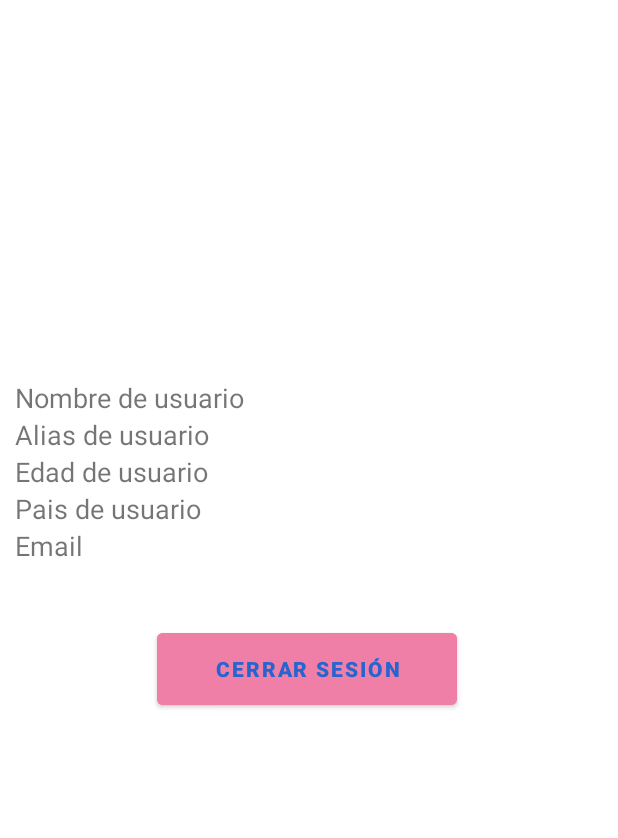
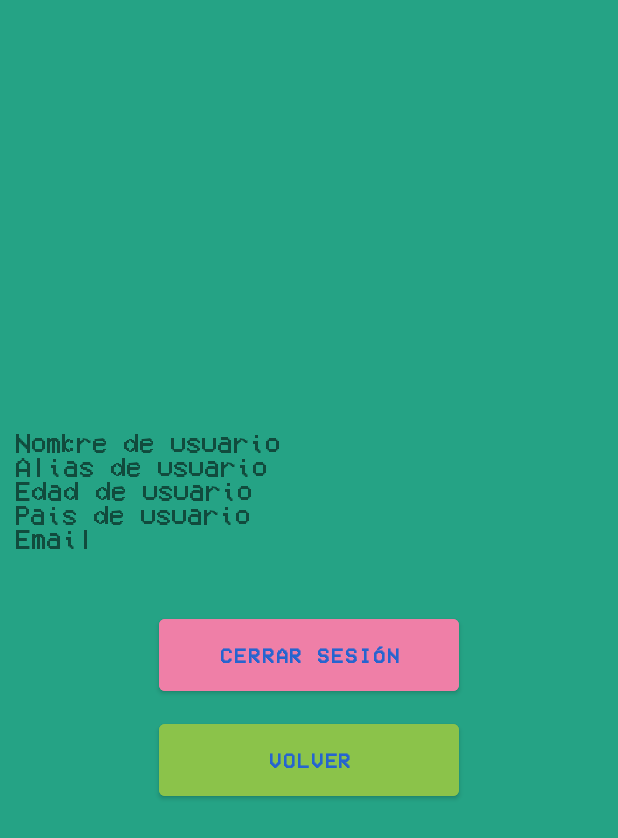
Before and after one commit to miguelaguilarv/TRIOGB, an Android app: the layout activity_profile.xml on its own in the app's theme, with its tools: preview values and no code run, on a phone screen of 412 x 824 dp. Shown: the top 838 px of the screen. Run offline under Robolectric (Android 15) with nearby library versions, the light colour scheme and no system bars.

Commit message:
Interfaz principal, fragments, colores, fuentes, boton para ir a profile, etc

```diff
--- a/app/src/main/java/com/vocesdelolimpo/triogb/LoginActivity.java
+++ b/app/src/main/java/com/vocesdelolimpo/triogb/LoginActivity.java
@@ -67,7 +67,8 @@ public class LoginActivity extends AppCompatActivity {
             @Override
             public void onComplete(@NonNull Task<AuthResult> task) {
                 if(task.isSuccessful()){
-                    startActivity(new Intent(LoginActivity.this, ProfileActivity.class));
+                    startActivity(new Intent(LoginActivity.this, MainActivity.class));
+                    //startActivity(new Intent(LoginActivity.this, ProfileActivity.class));
                     finish();
                 }
                 else{
@@ -81,7 +82,7 @@ public class LoginActivity extends AppCompatActivity {
     protected void onStart() {
         super.onStart();
         if (mAuth.getCurrentUser() != null){
-            startActivity(new Intent(LoginActivity.this, ProfileActivity.class));
+            startActivity(new Intent(LoginActivity.this, MainActivity.class));
             finish();
         }
 
--- a/app/src/main/res/layout/activity_login.xml
+++ b/app/src/main/res/layout/activity_login.xml
@@ -4,6 +4,7 @@
     xmlns:tools="http://schemas.android.com/tools"
     android:layout_width="match_parent"
     android:layout_height="match_parent"
+    android:background="#3E3B3B"
     android:padding="20dp"
     tools:context=".LoginActivity"
     android:orientation="vertical">
@@ -29,6 +30,7 @@
             android:layout_width="match_parent"
             android:layout_height="wrap_content"
             android:backgroundTint="#10CFC9"
+            android:fontFamily="@font/triogb"
             android:hint="Correo Electrónico" />
 
         <EditText
@@ -36,6 +38,7 @@
             android:textColorHint="#D1D1D1"
             android:layout_width="match_parent"
             android:layout_height="wrap_content"
+            android:fontFamily="@font/triogb"
             android:backgroundTint="#653B9F"
             android:hint="Contraseña" />
 
@@ -53,6 +56,7 @@
             android:layout_gravity="center"
             android:backgroundTint="#FFC107"
             android:text="Iniciar Sesión"
+            android:fontFamily="@font/triogb"
             android:textStyle="bold"
             android:textColor="#240829" />
         <Button
@@ -62,6 +66,7 @@
             android:layout_gravity="center"
             android:backgroundTint="#86F39E"
             android:layout_marginTop="10dp"
+            android:fontFamily="@font/triogb"
             android:text="Registrarse"
             android:textStyle="bold"
             android:textColor="#FFFFFF" />
--- a/app/src/main/res/layout/activity_profile.xml
+++ b/app/src/main/res/layout/activity_profile.xml
@@ -6,11 +6,12 @@
     android:layout_height="match_parent"
     tools:context=".ProfileActivity">
     <LinearLayout
-        android:layout_width="409dp"
-        android:layout_height="729dp"
+        android:layout_width="match_parent"
+        android:layout_height="match_parent"
         android:orientation="vertical"
         tools:layout_editor_absoluteX="1dp"
         tools:layout_editor_absoluteY="1dp"
+        android:background="#25A385"
         tools:ignore="MissingConstraints" >
 
 
@@ -26,6 +27,7 @@
                 android:layout_width="match_parent"
                 android:layout_height="wrap_content"
                 android:layout_marginHorizontal="10dp"
+                android:fontFamily="@font/triogb"
                 android:text="Nombre de usuario"
                 android:textSize="18dp"/>
 
@@ -34,6 +36,7 @@
                 android:layout_width="match_parent"
                 android:layout_height="wrap_content"
                 android:layout_marginHorizontal="10dp"
+                android:fontFamily="@font/triogb"
                 android:text="Alias de usuario"
                 android:textSize="18dp"/>
 
@@ -42,6 +45,7 @@
                 android:layout_width="match_parent"
                 android:layout_height="wrap_content"
                 android:layout_marginHorizontal="10dp"
+                android:fontFamily="@font/triogb"
                 android:text="Edad de usuario"
                 android:textSize="18dp"/>
 
@@ -50,6 +54,7 @@
                 android:layout_width="match_parent"
                 android:layout_height="wrap_content"
                 android:layout_marginHorizontal="10dp"
+                android:fontFamily="@font/triogb"
                 android:text="Pais de usuario"
                 android:textSize="18dp"/>
 
@@ -58,6 +63,7 @@
                 android:layout_width="match_parent"
                 android:layout_height="wrap_content"
                 android:layout_marginHorizontal="10dp"
+                android:fontFamily="@font/triogb"
                 android:text="Email"
                 android:textSize="18dp"/>
 
@@ -69,6 +75,18 @@
                 android:layout_gravity="center"
                 android:backgroundTint="#EF7FA7"
                 android:text="Cerrar Sesión"
+                android:fontFamily="@font/triogb"
+                android:textStyle="bold"
+                android:textColor="#2664CF" />
+            <Button
+                android:id="@+id/btnBack"
+                android:layout_width="200dp"
+                android:layout_height="60dp"
+                android:layout_marginTop="10dp"
+                android:layout_gravity="center"
+                android:backgroundTint="#8BC34A"
+                android:text="Volver"
+                android:fontFamily="@font/triogb"
                 android:textStyle="bold"
                 android:textColor="#2664CF" />
 
```
Also changed, not shown: app/src/main/java/com/vocesdelolimpo/triogb/MainActivity.java (+50 -0 lines), app/src/main/java/com/vocesdelolimpo/triogb/ProfileActivity.java (+10 -2 lines), app/src/main/java/com/vocesdelolimpo/triogb/ViewPageAdapter.java (added, +40 -0 lines), app/src/main/res/layout/activity_main.xml (+31 -5 lines), app/src/main/res/layout/activity_registro.xml (+8 -0 lines), app/src/main/res/layout/fragment_break_out.xml (+15 -3 lines), app/src/main/res/layout/fragment_gato.xml (+15 -3 lines), app/src/main/res/layout/fragment_orden.xml (+20 -6 lines), app/src/main/res/drawable-v24/breakout.png (added), app/src/main/res/drawable-v24/gato.png (added), app/src/main/res/drawable-v24/ordenar.png (added), app/src/main/res/drawable-v24/user.png (added), app/src/main/res/font/triogb.ttf (added).
